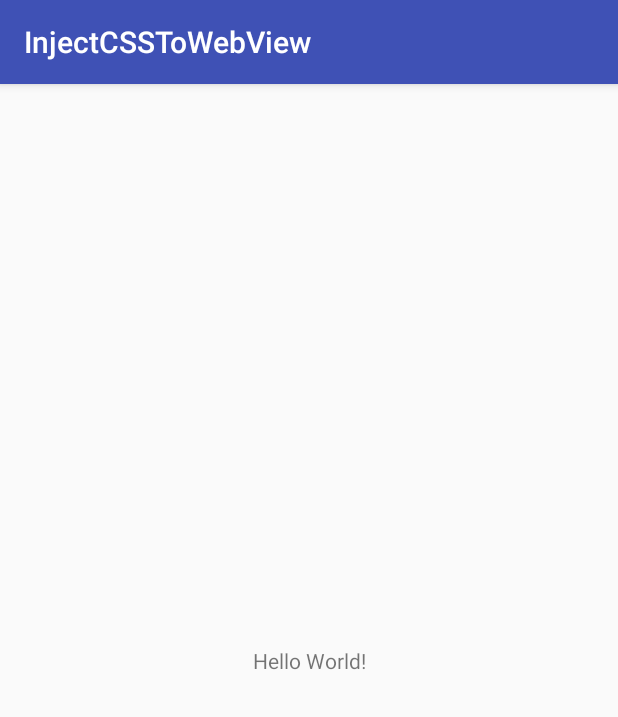
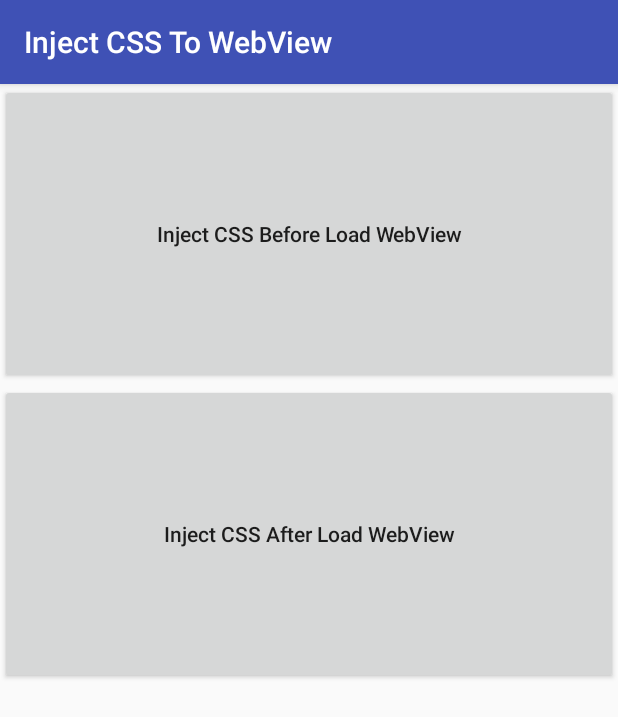
Before and after one commit to DONGFANG-WANGDAREN/InjectCSSToWebView, an Android app: the screen it shows after launch (MainActivity), on a phone screen of 412 x 824 dp. Shown: the top 717 px of the screen. Run offline under Robolectric (Android 15) with nearby library versions, the phone set to English and light mode, and no system bars.

Commit message:
The Second Commit .

```diff
--- a/app/src/main/java/com/qiwang/injectcsstowebview/MainActivity.java
+++ /dev/null
@@ -1,13 +0,0 @@
-package com.qiwang.injectcsstowebview;
-
-import android.support.v7.app.AppCompatActivity;
-import android.os.Bundle;
-
-public class MainActivity extends AppCompatActivity {
-
-    @Override
-    protected void onCreate(Bundle savedInstanceState) {
-        super.onCreate(savedInstanceState);
-        setContentView(R.layout.activity_main);
-    }
-}
--- /dev/null
+++ b/app/src/main/java/com/qiwang/injectcsstowebview/act/MainActivity.java
@@ -0,0 +1,49 @@
+package com.qiwang.injectcsstowebview.act;
+
+import android.content.Intent;
+import android.os.Bundle;
+import android.support.v7.app.AppCompatActivity;
+import android.view.View;
+import android.widget.Button;
+
+import com.qiwang.injectcsstowebview.R;
+/**
+ * Created by qiwang on 16/7/13.
+ */
+public class MainActivity extends AppCompatActivity implements View.OnClickListener{
+
+    private android.widget.Button mButton1;
+    private android.widget.Button mButton2;
+
+    @Override
+    protected void onCreate(Bundle savedInstanceState) {
+        super.onCreate(savedInstanceState);
+        initView();
+        initClickMethod();
+
+    }
+
+    private void initClickMethod() {
+        this.mButton1.setOnClickListener(this);
+        this.mButton2.setOnClickListener(this);
+    }
+
+    private void initView() {
+        setContentView(R.layout.activity_main);
+        this.mButton2 = (Button) findViewById(R.id.button2);
+        this.mButton1 = (Button) findViewById(R.id.button1);
+    }
+
+    @Override
+    public void onClick(View v) {
+        switch (v.getId()){
+            case R.id.button1:
+                startActivity(new Intent(this,WebViewActivity1.class));
+                break;
+            case R.id.button2:
+                startActivity(new Intent(this,WebViewActivity2.class));
+                break;
+        }
+
+    }
+}
--- /dev/null
+++ b/app/src/main/java/com/qiwang/injectcsstowebview/application/MyApplication.java
@@ -0,0 +1,24 @@
+package com.qiwang.injectcsstowebview.application;
+
+import android.app.Application;
+import android.content.Context;
+
+/**
+ * Created by qiwang on 16/7/13.
+ */
+public class MyApplication extends Application {
+    private static Context mContext;
+
+    @Override
+    public void onCreate() {
+        super.onCreate();
+        mContext = getApplicationContext();
+
+    }
+
+    public static Context getContext() {
+        return mContext;
+    }
+
+
+}
--- a/app/src/main/res/layout/activity_main.xml
+++ b/app/src/main/res/layout/activity_main.xml
@@ -1,19 +1,26 @@
 <?xml version="1.0" encoding="utf-8"?>
-<android.support.constraint.ConstraintLayout xmlns:android="http://schemas.android.com/apk/res/android"
-    xmlns:app="http://schemas.android.com/apk/res-auto"
+<LinearLayout xmlns:android="http://schemas.android.com/apk/res/android"
+
     xmlns:tools="http://schemas.android.com/tools"
-    android:id="@+id/activity_main"
+    android:orientation="vertical"
     android:layout_width="match_parent"
     android:layout_height="match_parent"
-    tools:context="com.qiwang.injectcsstowebview.MainActivity">
+    tools:context="com.qiwang.injectcsstowebview.act.MainActivity"
+    >
 
-    <TextView
-        android:layout_width="wrap_content"
-        android:layout_height="wrap_content"
-        android:text="Hello World!"
-        app:layout_constraintBottom_toBottomOf="@+id/activity_main"
-        app:layout_constraintLeft_toLeftOf="@+id/activity_main"
-        app:layout_constraintRight_toRightOf="@+id/activity_main"
-        app:layout_constraintTop_toTopOf="@+id/activity_main" />
 
-</android.support.constraint.ConstraintLayout>
+   <Button
+       android:id="@+id/button1"
+       android:layout_width="match_parent"
+       android:layout_height="200dp"
+       android:textAllCaps="false"
+       android:text="@string/InjectCSSBeforeLoadWebView"
+       />
+    <Button
+        android:id="@+id/button2"
+        android:layout_width="match_parent"
+       android:layout_height="200dp"
+        android:textAllCaps="false"
+        android:text="@string/InjectCSSAfterLoadWebView"
+        />
+</LinearLayout>
--- a/app/src/main/res/values/strings.xml
+++ b/app/src/main/res/values/strings.xml
@@ -1,3 +1,5 @@
 <resources>
-    <string name="app_name">InjectCSSToWebView</string>
+    <string name="app_name">Inject CSS To WebView</string>
+    <string name="InjectCSSBeforeLoadWebView">Inject CSS Before Load WebView</string>
+    <string name="InjectCSSAfterLoadWebView">Inject CSS After Load WebView</string>
 </resources>
```
Also changed, not shown: app/src/main/AndroidManifest.xml (+5 -2 lines), app/src/main/java/com/qiwang/injectcsstowebview/act/WebViewActivity1.java (added, +32 -0 lines), app/src/main/java/com/qiwang/injectcsstowebview/act/WebViewActivity2.java (added, +90 -0 lines), app/src/main/java/com/qiwang/injectcsstowebview/util/ConstantsUtil.java (added, +10 -0 lines), app/src/main/java/com/qiwang/injectcsstowebview/view/MyWebView.java (added, +123 -0 lines), app/src/main/res/layout/activity_webview.xml (added, +10 -0 lines), 2 other files.
